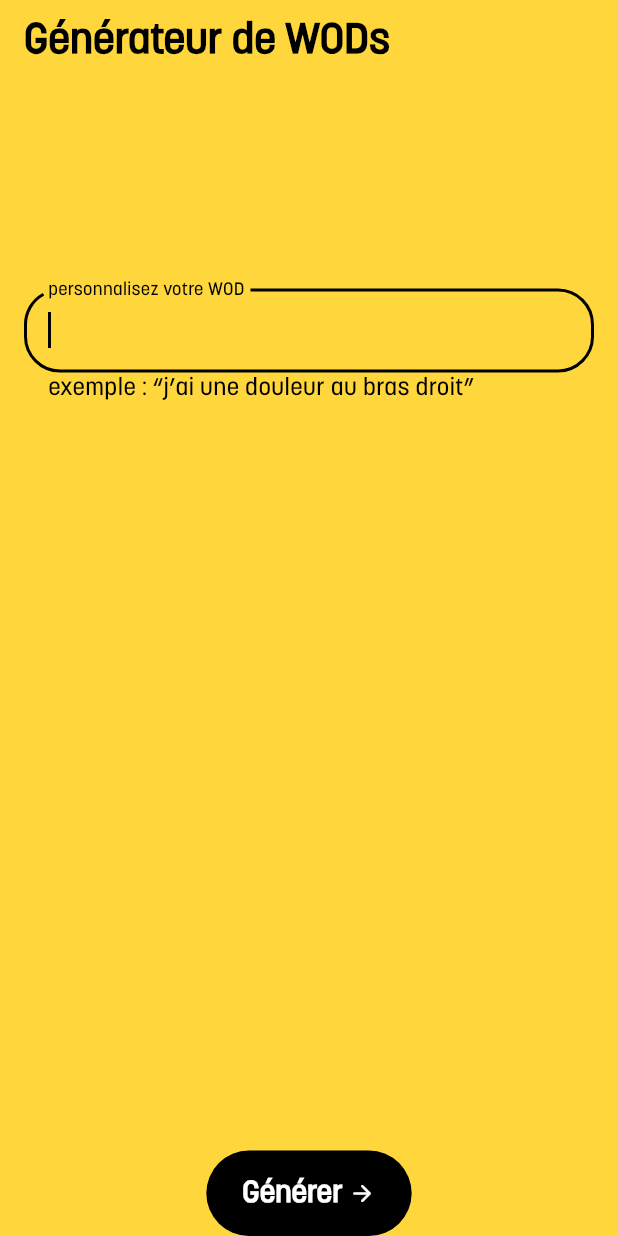
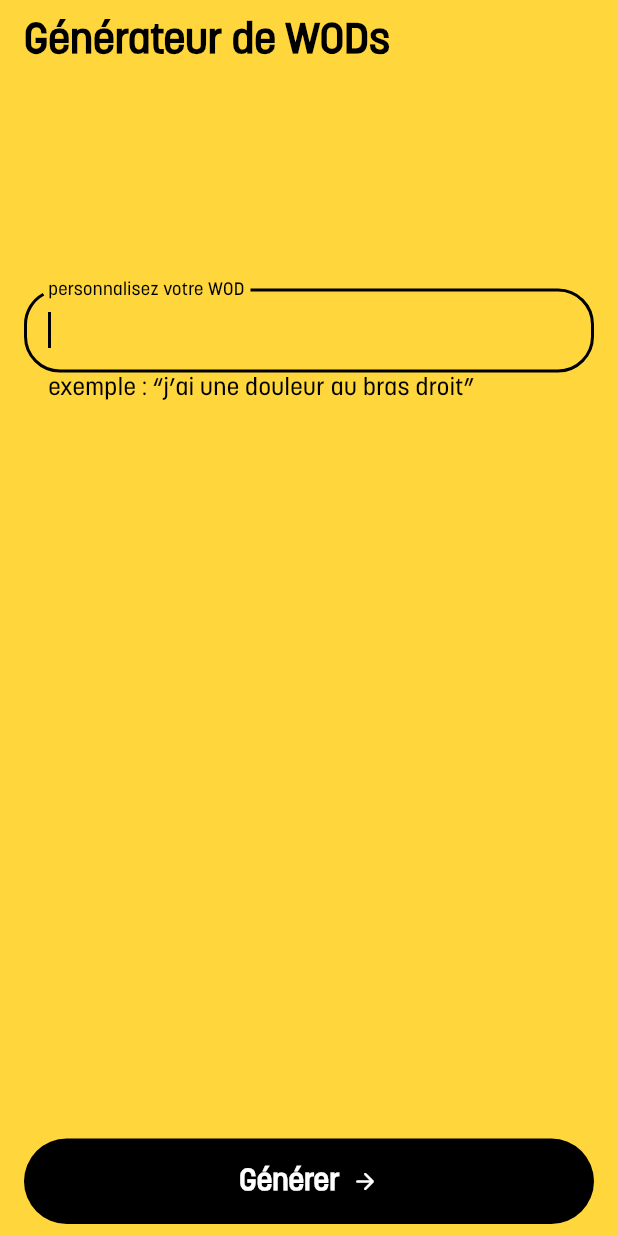
Before and after one commit to enzo-firmino/wods_generator, a Flutter app: the screen it shows after launch, on a phone screen of 412 x 824 dp. Run offline on Flutter 3.47's test engine with Material 2 defaults, Android fonts, the phone set to English and light mode, and no system bars; our stand-ins replace dio, flutter_bloc, flutter_hooks, freezed_annotation, stop_watch_timer; missing offline and left inert: blinking_text.

Commit message:
Used Dio package instead of Http + change width CustomElevatedButton

```diff
--- a/lib/data/datasource/wod_api.dart
+++ b/lib/data/datasource/wod_api.dart
@@ -1,20 +1,16 @@
 import 'dart:io';
+import 'package:dio/dio.dart';
 
-import 'package:http/http.dart' as http;
-
-const String apiUrl = 'https://wod-generator-a6gxgwdziq-uc.a.run.app';
+const String baseUrl = 'https://wod-generator-a6gxgwdziq-uc.a.run.app';
 
 class WodApi {
-  Future<http.Response> getWods(String? prompt) async {
-    // final uri = Uri.https(
-    //   apiUrl,
-    //   '/generator/',
-    //   {
-    //     'prompt': prompt,
-    //   },
-    // );
-    http.Response response = await http.get(Uri.parse(
-        'https://wod-generator-a6gxgwdziq-uc.a.run.app/generator/?prompt=%3Cprompt%20utilisateur%3E'));
+  final _dio = Dio(BaseOptions(baseUrl: baseUrl));
+
+  Future<Response> getWods(String? prompt) async {
+    Response response = await _dio.get(
+      'https://wod-generator-a6gxgwdziq-uc.a.run.app/generator/',
+      queryParameters: {'prompt': prompt},
+    );
     if (response.statusCode != 200) {
       throw HttpException('${response.statusCode}');
     }
--- a/lib/presentation/design_system/custom_elevated_button.dart
+++ b/lib/presentation/design_system/custom_elevated_button.dart
@@ -32,6 +32,7 @@ class CustomElevatedButton extends StatelessWidget {
       style: ElevatedButton.styleFrom(
           backgroundColor: Colors.black,
           elevation: 0,
+          minimumSize: const Size.fromHeight(50),
           padding: const EdgeInsets.symmetric(horizontal: 24, vertical: 16),
           shape: RoundedRectangleBorder(borderRadius: BorderRadius.circular(1000))),
       onPressed: _onPressed,
--- a/lib/presentation/screens/wods_generator/widget/generate_button.dart
+++ b/lib/presentation/screens/wods_generator/widget/generate_button.dart
@@ -1,6 +1,7 @@
 import 'package:flutter/material.dart';
 import 'package:flutter_bloc/flutter_bloc.dart';
 import 'package:wods_generator/bloc/wods_generator/wods_generator_bloc.dart';
+import 'package:wods_generator/presentation/design_system/colours.dart';
 import 'package:wods_generator/presentation/design_system/custom_elevated_button.dart';
 
 class GenerateButton extends StatelessWidget {
@@ -19,6 +20,8 @@ class GenerateButton extends StatelessWidget {
       },
       builder: (context, isLoading) {
         return SafeArea(
+          child: Padding(
+            padding: const EdgeInsets.only(bottom: 8.0),
             child: CustomElevatedButton.text(
               onPressed: () {
                 context
@@ -27,12 +30,18 @@ class GenerateButton extends StatelessWidget {
               },
               text: 'Générer',
               suffix: Padding(
-              padding: const EdgeInsets.only(left: 4.0),
+                padding: const EdgeInsets.only(left: 8.0),
                 child: isLoading
-                  ? const CircularProgressIndicator.adaptive(
+                    ? const SizedBox(
+                        width: 24,
+                        height: 24,
+                        child: CircularProgressIndicator.adaptive(
                           backgroundColor: Colors.white,
+                          valueColor: AlwaysStoppedAnimation<Color>(Colours.yellow),
+                        ),
                       )
                     : const Icon(Icons.arrow_forward_rounded, color: Colors.white),
+              ),
             ),
           ),
         );
--- a/pubspec.yaml
+++ b/pubspec.yaml
@@ -15,7 +15,7 @@ dependencies:
   flutter_bloc: ^8.1.3 # https://pub.dev/packages/flutter_bloc
   freezed_annotation: ^2.4.1 # https://pub.dev/packages/freezed_annotation
   json_annotation: ^4.8.1 # https://pub.dev/packages/json_annotation
-  http: ^1.1.0 # https://pub.dev/packages/http
+  dio: ^5.3.3 # https://pub.dev/packages/dio
   flutter_hooks: ^0.20.3 # https://pub.dev/packages/flutter_hooks
   stop_watch_timer: ^3.0.2 # https://pub.dev/packages/stop_watch_timer
   blinking_text: ^1.0.2 # https://pub.dev/packages/blinking_text
```
Also changed, not shown: lib/data/repository/wod_repository_impl.dart (+4 -5 lines), pubspec.lock. Lines whose indentation alone changed are shown as unchanged.
